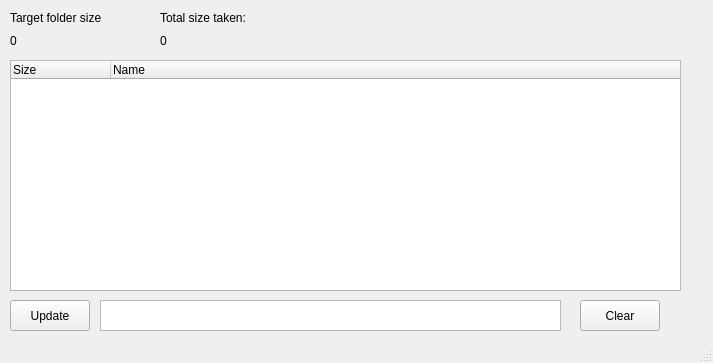
Qt form QT_BetterFileInfoProject/mainwindow.ui (kamkaair/QT_BetterFileInfo) before a commit.
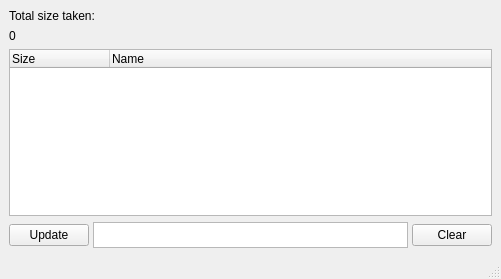
The same form after that commit.

Commit message: UI improvements, widget element scaling, widget tree sorting

The edit to the form file:
```diff
--- a/QT_BetterFileInfoProject/mainwindow.ui
+++ b/QT_BetterFileInfoProject/mainwindow.ui
@@ -6,122 +6,82 @@
    <rect>
     <x>0</x>
     <y>0</y>
-    <width>713</width>
-    <height>363</height>
+    <width>501</width>
+    <height>279</height>
    </rect>
   </property>
   <property name="windowTitle">
    <string>MainWindow</string>
   </property>
   <widget class="QWidget" name="centralwidget">
-   <widget class="QTreeWidget" name="folderTree">
-    <property name="geometry">
-     <rect>
-      <x>10</x>
-      <y>60</y>
-      <width>671</width>
-      <height>231</height>
-     </rect>
-    </property>
-    <column>
-     <property name="text">
-      <string>Size</string>
-     </property>
-    </column>
-    <column>
-     <property name="text">
-      <string>Name</string>
-     </property>
-    </column>
-   </widget>
-   <widget class="QLabel" name="lblHeadline1">
-    <property name="geometry">
-     <rect>
-      <x>10</x>
-      <y>10</y>
-      <width>91</width>
-      <height>16</height>
-     </rect>
-    </property>
-    <property name="text">
-     <string>Target folder size:</string>
-    </property>
-   </widget>
+   <layout class="QGridLayout" name="gridLayout">
+    <item row="0" column="0">
+     <layout class="QVBoxLayout" name="verticalLayout">
+      <item>
    <widget class="QLabel" name="lblHeadline2">
-    <property name="geometry">
-     <rect>
-      <x>160</x>
-      <y>10</y>
-      <width>91</width>
-      <height>16</height>
-     </rect>
-    </property>
     <property name="text">
      <string>Total size taken:</string>
     </property>
    </widget>
-   <widget class="QLabel" name="lblTargetSize">
-    <property name="geometry">
-     <rect>
-      <x>10</x>
-      <y>30</y>
-      <width>91</width>
-      <height>21</height>
-     </rect>
-    </property>
-    <property name="text">
-     <string>0</string>
-    </property>
-   </widget>
+      </item>
+      <item>
    <widget class="QLabel" name="lblTotalSize">
-    <property name="geometry">
-     <rect>
-      <x>160</x>
-      <y>30</y>
-      <width>91</width>
-      <height>21</height>
-     </rect>
-    </property>
     <property name="text">
      <string>0</string>
     </property>
    </widget>
+      </item>
+      <item>
+       <widget class="QTreeWidget" name="folderTree">
+        <column>
+         <property name="text">
+          <string>Size</string>
+         </property>
+        </column>
+        <column>
+         <property name="text">
+          <string>Name</string>
+         </property>
+        </column>
+       </widget>
+      </item>
+     </layout>
+    </item>
+    <item row="1" column="0">
+     <layout class="QHBoxLayout" name="horizontalLayout">
+      <property name="spacing">
+       <number>4</number>
+      </property>
+      <property name="sizeConstraint">
+       <enum>QLayout::SetDefaultConstraint</enum>
+      </property>
+      <item>
    <widget class="QPushButton" name="pushButton">
-    <property name="geometry">
-     <rect>
-      <x>10</x>
-      <y>300</y>
-      <width>80</width>
-      <height>31</height>
-     </rect>
-    </property>
     <property name="text">
      <string>Update</string>
     </property>
    </widget>
+      </item>
+      <item>
    <widget class="QTextEdit" name="textEdit">
-    <property name="geometry">
-     <rect>
-      <x>100</x>
-      <y>300</y>
-      <width>461</width>
-      <height>31</height>
-     </rect>
-    </property>
-   </widget>
+        <property name="maximumSize">
+         <size>
+          <width>16777215</width>
+          <height>26</height>
+         </size>
+        </property>
+       </widget>
+      </item>
+      <item>
    <widget class="QPushButton" name="pushButton_2">
-    <property name="geometry">
-     <rect>
-      <x>580</x>
-      <y>300</y>
-      <width>80</width>
-      <height>31</height>
-     </rect>
-    </property>
     <property name="text">
      <string>Clear</string>
     </property>
    </widget>
+      </item>
+     </layout>
+    </item>
+   </layout>
   </widget>
   <widget class="QStatusBar" name="statusbar"/>
  </widget>
```
Lines whose indentation alone changed are shown as unchanged. The commit also changes 3 other files.
